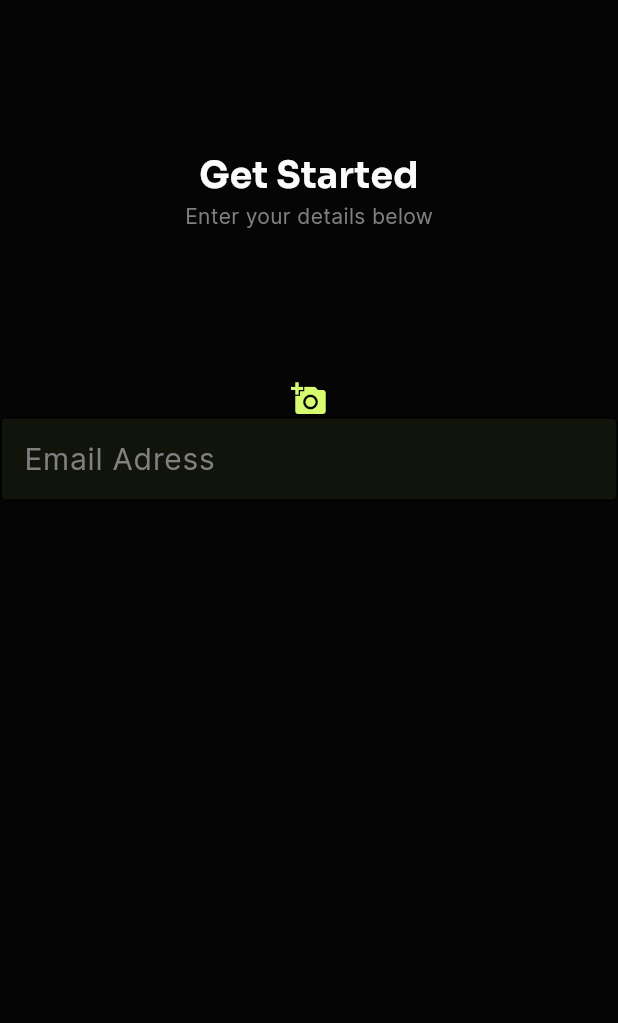
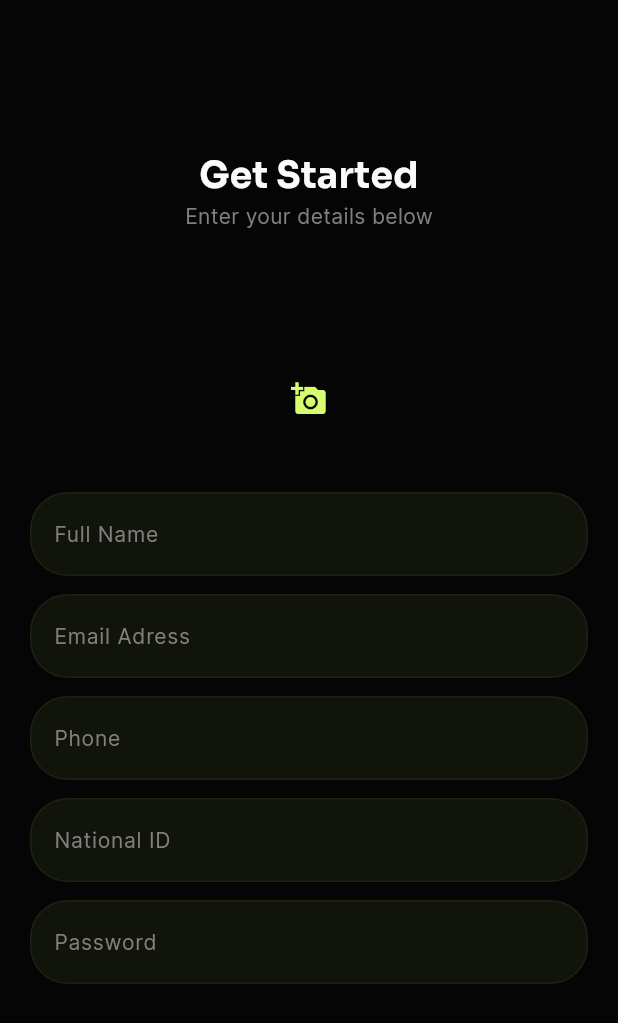
Before and after one commit to ahmdZhran/e-commerce, a Flutter app: the SignUpViwe screen opened by its route, on a phone screen of 412 x 824 dp. Shown: the top 1023 px of the screen. Run offline on Flutter 3.47's test engine with Material 3 defaults, Android fonts, the phone set to English and light mode, and no system bars; our stand-ins replace flutter_svg, get_it, go_router, shared_preferences, smooth_page_indicator; accounts and stored records are empty.

Commit message:
add all fields on sign up

```diff
--- a/lib/core/utls/app_strings.dart
+++ b/lib/core/utls/app_strings.dart
@@ -17,7 +17,10 @@ abstract class AppStrigns {
       // Strings for signin and regestration views
       wecomeBack = 'Welcome Back!',
       enterYourDetailsBelow = 'Enter your details below',
+      fullName = 'Full Name',
+      phone = 'Phone',
       emailAdress = 'Email Adress',
+      nationalId = 'National ID',
       password = 'Password',
       signUp = 'Sing Up',
       singIn = 'Sign In';
--- a/lib/features/auth/presentation/view/sing_up._view.dart
+++ b/lib/features/auth/presentation/view/sing_up._view.dart
@@ -28,6 +28,11 @@ class SignUpViwe extends StatelessWidget {
             child: AddPersonalPhotoWidget(),
           ),
           SliverToBoxAdapter(
+            child: SizedBox(
+              height: 50,
+            ),
+          ),
+          SliverToBoxAdapter(
             child: CustomSigningFormWidget(),
           )
         ],
--- a/lib/features/auth/presentation/widgets/custom_form_widget.dart
+++ b/lib/features/auth/presentation/widgets/custom_form_widget.dart
@@ -9,7 +9,15 @@ class CustomSigningFormWidget extends StatelessWidget {
   Widget build(BuildContext context) {
     return const Form(
       child: Column(children: [
+        CustomTextFomField(lableText: AppStrigns.fullName),
+        SizedBox(height: 12),
         CustomTextFomField(lableText: AppStrigns.emailAdress),
+        SizedBox(height: 12),
+        CustomTextFomField(lableText: AppStrigns.phone),
+        SizedBox(height: 12),
+        CustomTextFomField(lableText: AppStrigns.nationalId),
+        SizedBox(height: 12),
+        CustomTextFomField(lableText: AppStrigns.password),
       ]),
     );
   }
--- a/lib/features/auth/presentation/widgets/custom_text_form_field.dart
+++ b/lib/features/auth/presentation/widgets/custom_text_form_field.dart
@@ -9,7 +9,9 @@ class CustomTextFomField extends StatelessWidget {
   final void Function(String)? onChanged;
   @override
   Widget build(BuildContext context) {
-    return TextFormField(
+    return Padding(
+      padding: const EdgeInsets.symmetric(horizontal: 20),
+      child: TextFormField(
         validator: (value) {
           if (value!.isEmpty) {
             return 'this field is required';
@@ -24,7 +26,8 @@ class CustomTextFomField extends StatelessWidget {
           enabledBorder: outlineInputBorder(),
           focusedBorder: outlineInputBorder(),
           labelText: lableText,
-        labelStyle: CustomTextStyle.regular14.copyWith(fontSize: 20),
+          labelStyle: CustomTextStyle.regular14,
+        ),
       ),
     );
   }
@@ -32,6 +35,6 @@ class CustomTextFomField extends StatelessWidget {
 
 OutlineInputBorder outlineInputBorder() {
   return OutlineInputBorder(
-    borderRadius: BorderRadius.circular(4),
-  );
+      borderRadius: BorderRadius.circular(25),
+      borderSide: BorderSide(color: AppColors.kDarkGreyColor));
 }
```
Lines whose indentation alone changed are shown as unchanged.
